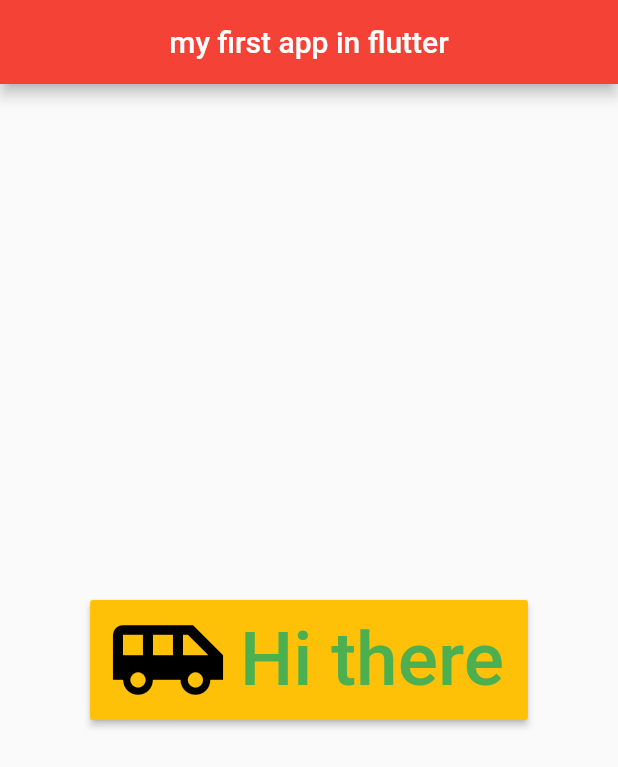
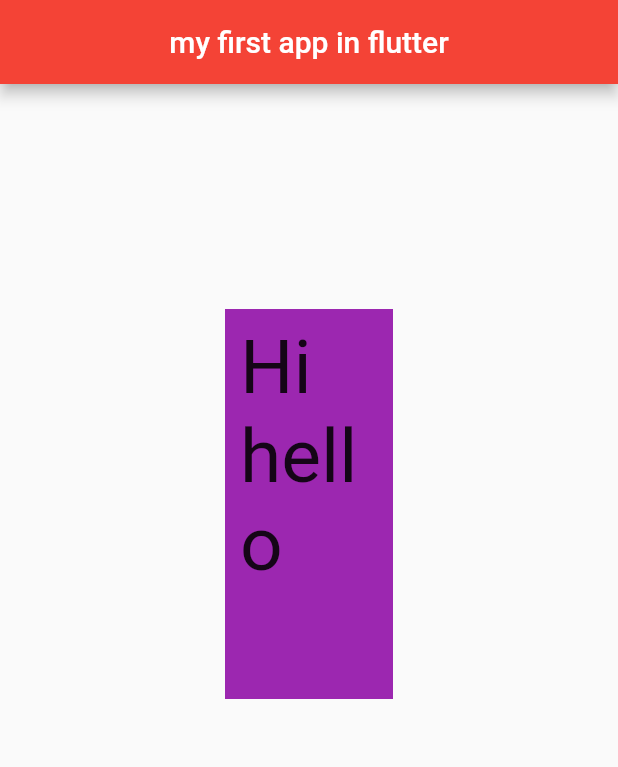
Before and after one commit to risingPhoenix7/LearningFlutter, a Flutter app: the screen it shows after launch, on a phone screen of 412 x 824 dp. Shown: the top 767 px of the screen. Run offline on Flutter 3.47's test engine with Material 2 defaults, Android fonts, the phone set to English and light mode, and no system bars.

Commit message:
Container

```diff
--- a/lib/main.dart
+++ b/lib/main.dart
@@ -53,7 +53,7 @@ class Home extends StatelessWidget {
                 ),
             )
         )*/
-        body: Center(
+        /*body: Center(
             child : RaisedButton.icon(
               onPressed: (){
                 print('you clicked me');
@@ -74,7 +74,20 @@ class Home extends StatelessWidget {
                 textColor: Colors.green,
               hoverColor: Colors.black,
             )
-        )
+        )*/
+      //If it has a child widget it restricts itself to the size of that widget
+      body:Container(
+        height:260,
+        padding:EdgeInsets.fromLTRB(10, 10, 10, 10),//container and its inside
+        margin: EdgeInsets.all(150),//container and its outside
+        child:Text('Hi hello',
+        style: TextStyle(
+          fontSize: 50
+        ),),
+        color:Colors.purple,
+       //margin:,
+        //padding:,
+      ),
       );
 
     //Scaffold is like a wrapper to lots of widgets like appBar.body.bottomNavigationBar
```
